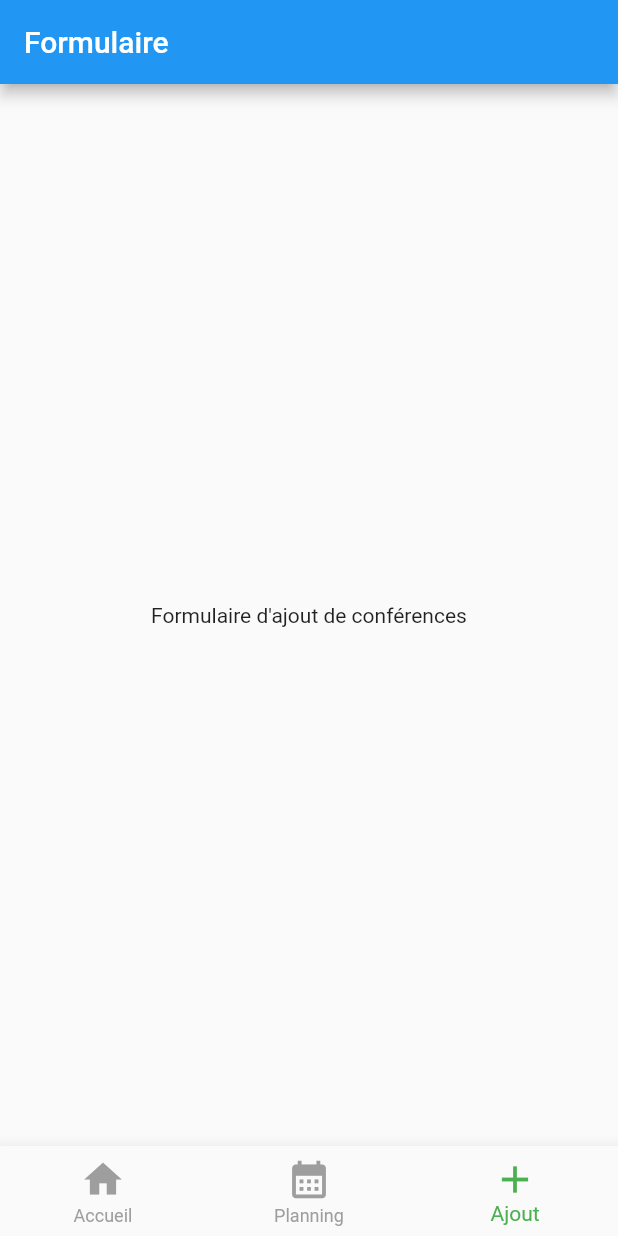
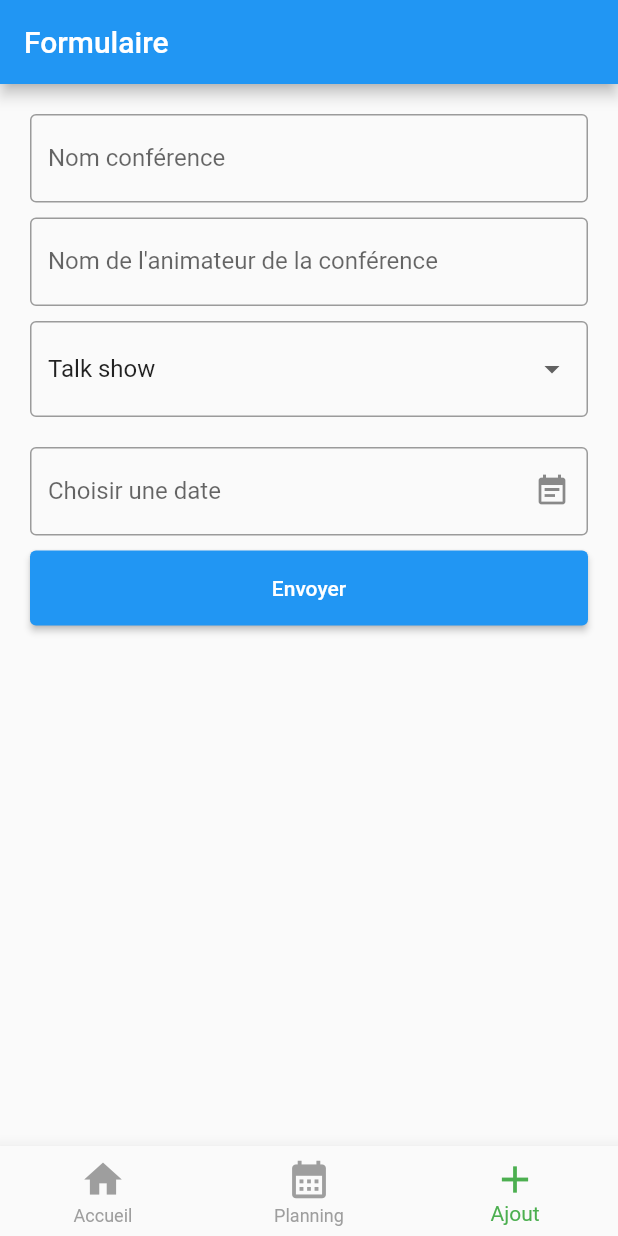
Before and after one commit to Swortekk/stageUnova2023, a Flutter app: the screen it shows after launch, item 3 of the bottom bar chosen, on a phone screen of 412 x 824 dp. Run offline on Flutter 3.47's test engine with Material 2 defaults, Android fonts, the phone set to English and light mode, and no system bars; drawn by our look-alikes of date_field; our stand-ins replace flutter_svg.

Commit message:
asynconf video 6 (formulaire) termine

```diff
--- a/asynconf/lib/pages/addEventPage.dart
+++ b/asynconf/lib/pages/addEventPage.dart
@@ -1,12 +1,134 @@
+import 'package:date_field/date_field.dart';
 import 'package:flutter/material.dart';
 
-class AddEventPage extends StatelessWidget {
+class AddEventPage extends StatefulWidget {
   const AddEventPage({super.key});
 
   @override
+  State<AddEventPage> createState() => _AddEventPageState();
+}
+
+class _AddEventPageState extends State<AddEventPage> {
+  final _formkey = GlobalKey<FormState>();
+
+  final confNameController = TextEditingController();
+  final speakerNameController = TextEditingController();
+  String selectedConfType = 'talk';
+  DateTime selectedConfDate = DateTime.now();
+
+  @override
+  void dispose() {
+    // TODO: implement dispose
+    super.dispose();
+    confNameController.dispose();
+    speakerNameController.dispose();
+  }
+
+  @override
   Widget build(BuildContext context) {
-    return const Center(
-      child: Text("Formulaire d'ajout de conférences"),
+    return Container(
+      margin: EdgeInsets.all(20),
+      child: Form(
+        key: _formkey,
+        child: Column(
+          children: [
+            Container(
+              margin: const EdgeInsets.only(bottom: 10),
+              child: TextFormField(
+                decoration: const InputDecoration(
+                  labelText: 'Nom conférence',
+                  hintText: 'Entrez le nom de la conférence',
+                  border: OutlineInputBorder(),
+                ),
+                validator: (value) {
+                  if (value == null || value.isEmpty) {
+                    return "Veuillez remplir tous les champs";
+                  }
+                  return null;
+                },
+                controller: confNameController,
+              ),
+            ),
+            Container(
+              margin: const EdgeInsets.only(bottom: 10),
+              child: TextFormField(
+                decoration: const InputDecoration(
+                  labelText: "Nom de l'animateur de la conférence ",
+                  hintText: 'Entrez le nom',
+                  border: OutlineInputBorder(),
+                ),
+                validator: (value) {
+                  if (value == null || value.isEmpty) {
+                    return "Veuillez remplir tous les champs";
+                  }
+                  return null;
+                },
+                controller: speakerNameController,
+              ),
+            ),
+            Container(
+              margin: const EdgeInsets.only(bottom: 20),
+              child: DropdownButtonFormField(
+                items: const [
+                  DropdownMenuItem(value: 'talk', child: Text("Talk show")),
+                  DropdownMenuItem(value: 'demo', child: Text("Demo code")),
+                  DropdownMenuItem(value: 'partner', child: Text("Partner"))
+                ],
+                decoration: const InputDecoration(
+                  border: OutlineInputBorder(),
+                ),
+                value: selectedConfType,
+                onChanged: (value) {
+                  setState(() {
+                    selectedConfType = value!;
+                  });
+                },
+              ),
+            ),
+            Container(
+              margin: EdgeInsets.only(bottom: 10),
+              child: DateTimeFormField(
+                decoration: const InputDecoration(
+                  hintStyle: TextStyle(color: Colors.black45),
+                  errorStyle: TextStyle(color: Colors.redAccent),
+                  border: OutlineInputBorder(),
+                  suffixIcon: Icon(Icons.event_note),
+                  labelText: 'Choisir une date',
+                ),
+                mode: DateTimeFieldPickerMode.dateAndTime,
+                autovalidateMode: AutovalidateMode.always,
+                validator: (e) =>
+                    (e?.day ?? 0) == 1 ? 'Please not the first day' : null,
+                onDateSelected: (DateTime value) {
+                  setState(() {
+                    selectedConfDate = value;
+                  });
+                },
+              ),
+            ),
+            SizedBox(
+              width: double.infinity,
+              height: 50,
+              child: ElevatedButton(
+                onPressed: () {
+                  if (_formkey.currentState!.validate()) {
+                    final confName = confNameController.text;
+                    final speakerName = speakerNameController.text;
+                    ScaffoldMessenger.of(context).showSnackBar(const SnackBar(
+                      content: Text("Envoi en cours..."),
+                    ));
+                    FocusScope.of(context).requestFocus(FocusNode());
+                    print("Ajout de la conférence $confName par $speakerName");
+                    print("Type de conférence : $selectedConfType");
+                    print("Date de la conf : $selectedConfDate");
+                  }
+                },
+                child: const Text("Envoyer"),
+              ),
+            )
+          ],
+        ),
+      ),
     );
   }
 }
--- a/asynconf/pubspec.yaml
+++ b/asynconf/pubspec.yaml
@@ -37,6 +37,7 @@ dependencies:
   # The following adds the Cupertino Icons font to your application.
   # Use with the CupertinoIcons class for iOS style icons.
   cupertino_icons: ^1.0.2
+  date_field: ^3.0.2
 
 dev_dependencies:
   flutter_test:
```
Also changed, not shown: asynconf/pubspec.lock.
